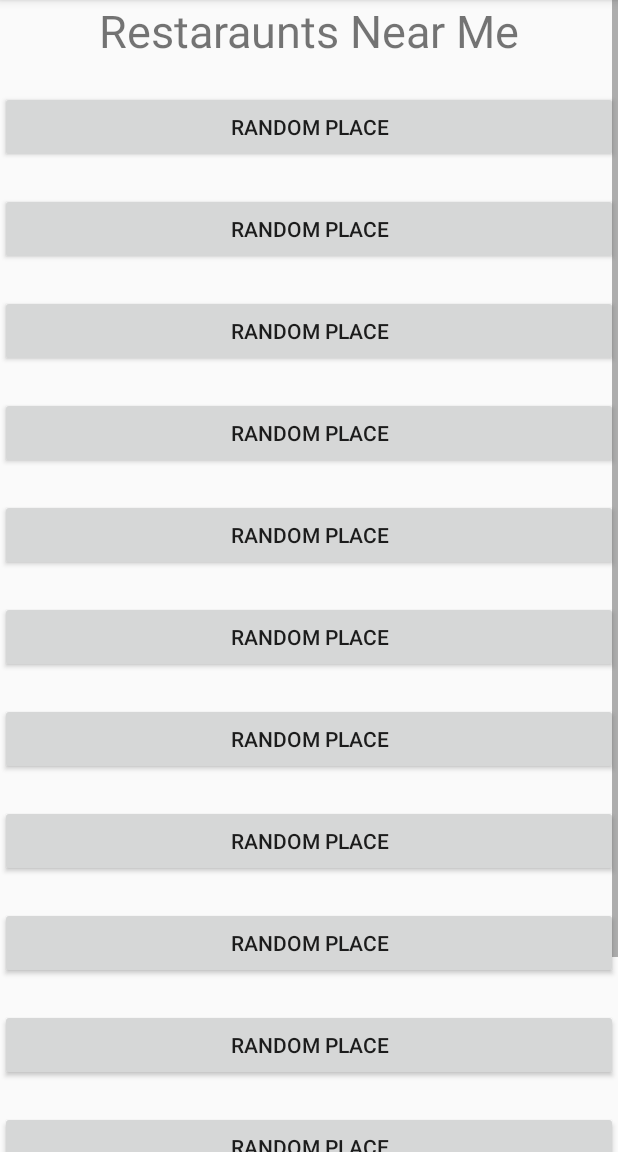
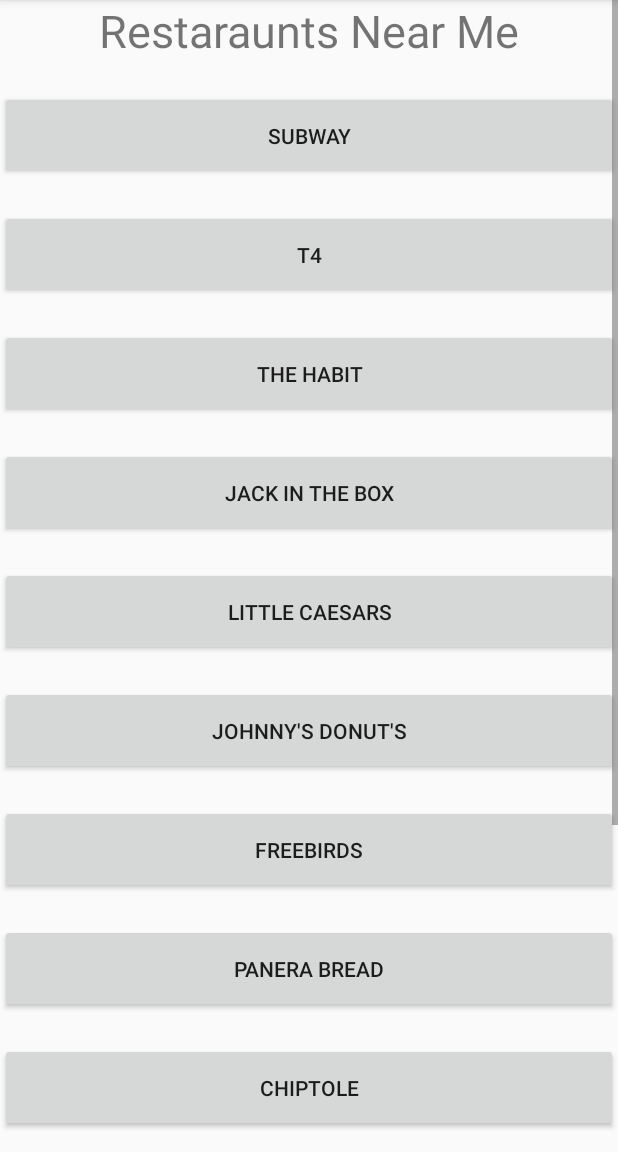
Before and after one commit to FranciscoChiocconi/l, an Android app: the Restaraunts screen opened directly, with no data from a screen before it, on a phone screen of 412 x 824 dp, the part 84-1236 px from its top. Run offline under Robolectric (Android 15) with nearby library versions, the phone set to English and light mode, and no system bars.

Commit message:
almost final version

```diff
--- a/app/src/main/java/com/example/readyresteraunt/SettingsActivity.java
+++ b/app/src/main/java/com/example/readyresteraunt/SettingsActivity.java
@@ -1,5 +1,6 @@
 package com.example.readyresteraunt;
 
+import android.content.Intent;
 import android.os.Bundle;
 import android.view.View;
 import android.widget.Button;
@@ -9,12 +10,35 @@ import androidx.appcompat.app.AppCompatActivity;
 public class SettingsActivity extends AppCompatActivity {
 
     private Button button;
+    private Button button2;
 
     @Override
     protected void onCreate(Bundle savedInstanceState) {
         super.onCreate(savedInstanceState);
         setContentView(R.layout.activity_settings);
 
+        button = findViewById(R.id.signout);
+        button.setOnClickListener(new View.OnClickListener() {
+            @Override
+            public void onClick(View v) {
+                opentoLogin();
+            }
+        });
+        button2 = findViewById(R.id.button18);
+        button2.setOnClickListener(new View.OnClickListener() {
+            @Override
+            public void onClick(View v) {
+                save();
+            }
+        });
+    }
+    public void opentoLogin(){
+        Intent intent = new Intent(getBaseContext(), MainActivity.class);
+        startActivity(intent);
+    }
+    public void save(){
+        Intent intent = new Intent(getBaseContext(), LoginActivity.class);
+        startActivity(intent);
+    }
 
-    }
 }
--- a/app/src/main/res/layout/activity_restaraunts.xml
+++ b/app/src/main/res/layout/activity_restaraunts.xml
@@ -28,91 +28,104 @@
                 android:layout_width="match_parent"
                 android:layout_height="wrap_content"
                 android:layout_marginTop="20dp"
-                android:text="Random Place" />
+                android:text="Subway"
+                android:padding="20dp"/>
 
             <Button
                 android:id="@+id/button5"
                 android:layout_width="match_parent"
                 android:layout_height="wrap_content"
                 android:layout_marginTop="20dp"
-                android:text="Random Place" />
+                android:text="T4"
+                android:padding="20dp"/>
 
             <Button
                 android:id="@+id/button6"
                 android:layout_width="match_parent"
                 android:layout_height="wrap_content"
                 android:layout_marginTop="20dp"
-                android:text="Random Place" />
+                android:text="The Habit"
+                android:padding="20dp"/>
 
             <Button
                 android:id="@+id/button7"
                 android:layout_width="match_parent"
                 android:layout_height="wrap_content"
                 android:layout_marginTop="20dp"
-                android:text="Random Place" />
+                android:text="Jack in the Box"
+                android:padding="20dp"/>
 
             <Button
                 android:id="@+id/button8"
                 android:layout_width="match_parent"
                 android:layout_height="wrap_content"
                 android:layout_marginTop="20dp"
-                android:text="Random Place" />
+                android:text="Little Caesars"
+                android:padding="20dp"/>
 
             <Button
                 android:id="@+id/button9"
                 android:layout_width="match_parent"
                 android:layout_height="wrap_content"
                 android:layout_marginTop="20dp"
-                android:text="Random Place" />
+                android:text="Johnny's Donut's"
+                android:padding="20dp"/>
 
             <Button
                 android:id="@+id/button10"
                 android:layout_width="match_parent"
                 android:layout_height="wrap_content"
                 android:layout_marginTop="20dp"
-                android:text="Random Place" />
+                android:text="FreeBirds"
+                android:padding="20dp"/>
 
             <Button
                 android:id="@+id/button11"
                 android:layout_width="match_parent"
                 android:layout_height="wrap_content"
                 android:layout_marginTop="20dp"
-                android:text="Random Place" />
+                android:text="Panera Bread"
+                android:padding="20dp"/>
 
             <Button
                 android:id="@+id/button12"
                 android:layout_width="match_parent"
                 android:layout_height="wrap_content"
                 android:layout_marginTop="20dp"
-                android:text="Random Place" />
+                android:text="Chiptole"
+                android:padding="20dp"/>
 
             <Button
                 android:id="@+id/button13"
                 android:layout_width="match_parent"
                 android:layout_height="wrap_content"
                 android:layout_marginTop="20dp"
-                android:text="Random Place" />
+                android:text="Panda Express"
+                android:padding="20dp"/>
 
             <Button
                 android:id="@+id/button14"
                 android:layout_width="match_parent"
                 android:layout_height="wrap_content"
                 android:layout_marginTop="20dp"
-                android:text="Random Place" />
+                android:text="Taco Bell"
+                android:padding="20dp"/>
 
             <Button
                 android:id="@+id/button15"
                 android:layout_width="match_parent"
                 android:layout_height="wrap_content"
                 android:layout_marginTop="20dp"
-                android:text="Random Place" />
+                android:text="Burger King"
+                android:padding="20dp"/>
 
             <Button
                 android:id="@+id/button16"
                 android:layout_width="match_parent"
                 android:layout_height="wrap_content"
                 android:layout_marginTop="20dp"
-                android:text="Random Place" />
+                android:text="Yogurtland"
+                android:padding="20dp"/>
 
         </LinearLayout>
     </ScrollView>
```
Also changed, not shown: 124 other files.
